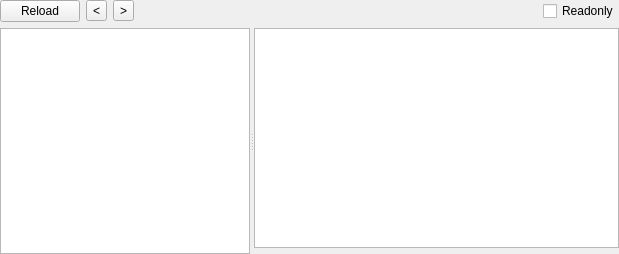
Above: MSDOS/msdoswidget.ui from horsicq/FormatWidgets before the change. Below: the same form after it.
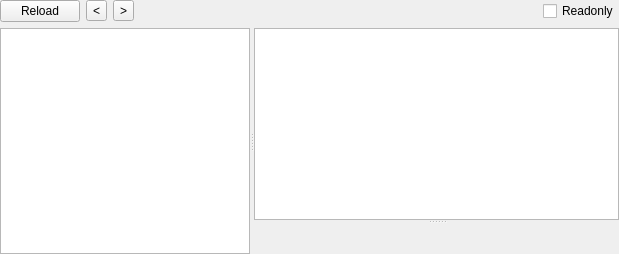
That is the form after the change. The open tabs and pages were chosen to show the change. Custom widgets are drawn as their Qt base class.

Diff of the .ui file:
```diff
--- a/MSDOS/msdoswidget.ui
+++ b/MSDOS/msdoswidget.ui
@@ -234,6 +234,10 @@
          <number>0</number>
         </property>
         <item>
+         <widget class="QSplitter" name="splitter_2">
+          <property name="orientation">
+           <enum>Qt::Vertical</enum>
+          </property>
          <widget class="QTableWidget" name="tableWidget_DOS_HEADER">
           <property name="editTriggers">
            <set>QAbstractItemView::NoEditTriggers</set>
@@ -254,15 +258,7 @@
            <number>21</number>
           </attribute>
          </widget>
-        </item>
-        <item>
-         <widget class="ToolsWidget" name="widgetHex_DOS_HEADER" native="true">
-          <property name="maximumSize">
-           <size>
-            <width>16777215</width>
-            <height>200</height>
-           </size>
-          </property>
+          <widget class="ToolsWidget" name="widgetHex_DOS_HEADER" native="true"/>
          </widget>
         </item>
        </layout>
```
Lines whose indentation alone changed are shown as unchanged.
